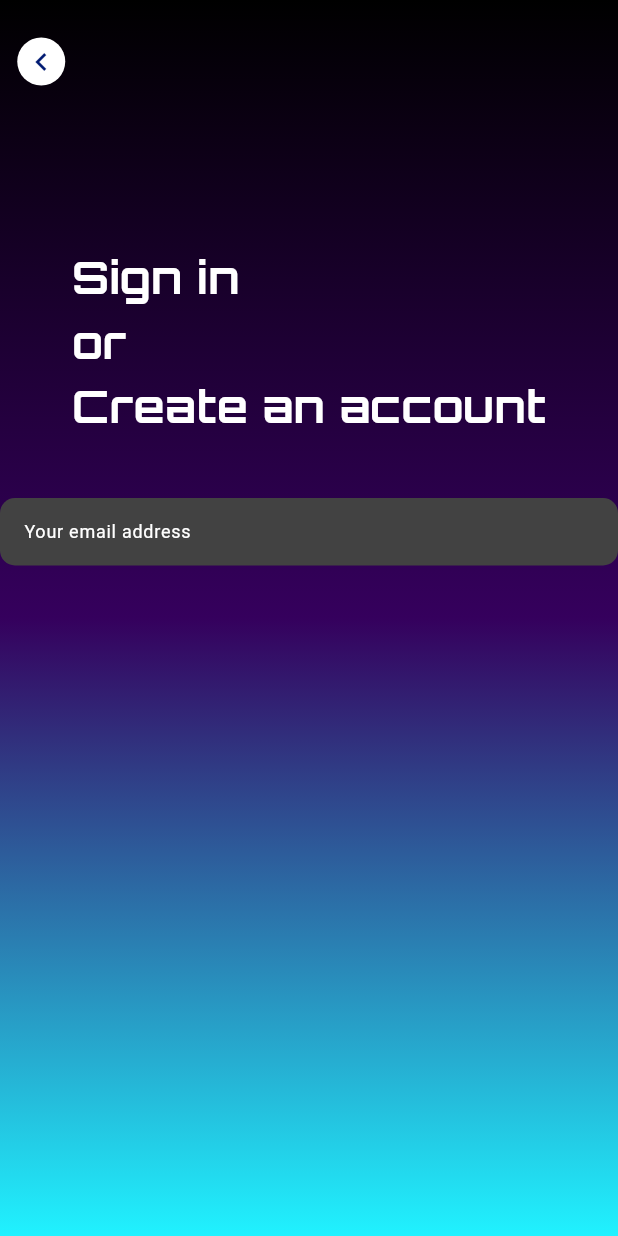
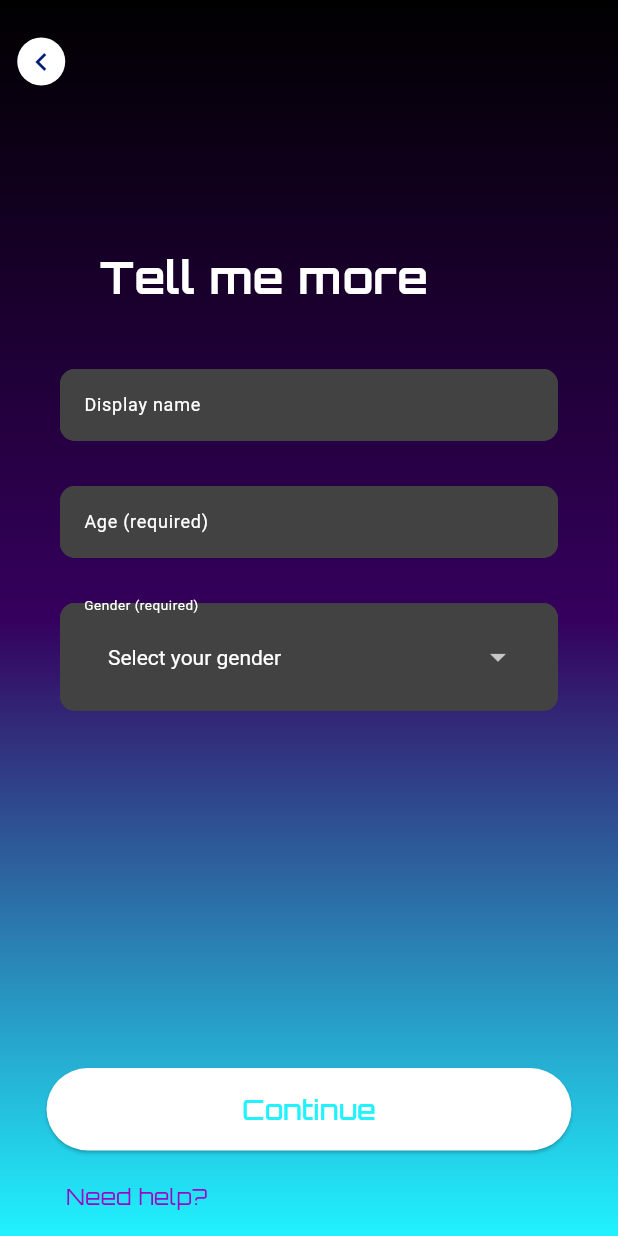
Before and after one commit to hero108abc123/SoundSpace, a Flutter app: the screen it shows after launch, on a phone screen of 412 x 824 dp. Run offline on Flutter 3.47's test engine with Material 3 defaults, Android fonts, the phone set to English and light mode, and no system bars; our stand-ins replace device_preview.

Commit message:
Refresh code

```diff
--- a/lib/core/theme/app_pallete.dart
+++ b/lib/core/theme/app_pallete.dart
@@ -7,8 +7,8 @@ class AppPallete {
   static const Color gradient3 = Color(0xff9F05C5);
   static const Color gradient4 = Color(0xff20f2ff);
   static const Color whiteColor = Colors.white;
-  static Color borderColor = Colors.grey.shade800;
-  static const Color greyColor = Colors.grey;
+  static const Color boxColor =  Color.fromRGBO(66, 66, 66, 1);
+  static const Color borderColor = Colors.grey;
   static const Color errorColor = Colors.redAccent;
   static const Color iconColor = Color(0xff001A72);
 }
--- a/lib/core/theme/theme.dart
+++ b/lib/core/theme/theme.dart
@@ -3,15 +3,20 @@ import 'package:soundspace/core/theme/app_pallete.dart';
 
 
 class AppTheme{
+  static _border([Color color = AppPallete.boxColor]) => OutlineInputBorder(
+        borderRadius: BorderRadius.circular(10),
+        borderSide: BorderSide(
+        color: color,
+        width: 3
+        ),
+      );
   static final darkThemeMode = ThemeData.dark().copyWith(
     inputDecorationTheme: InputDecorationTheme(
       isDense: true,
       filled: true,
-      fillColor: AppPallete.borderColor,
-      enabledBorder: UnderlineInputBorder(
-        borderRadius: BorderRadius.circular(10),
-        borderSide: BorderSide.none
-      )
+      fillColor: AppPallete.boxColor,
+      enabledBorder: _border(),
+      focusedBorder: _border(AppPallete.borderColor)
     ),
   );
 }
--- a/lib/features/auth/presentation/screens/email_screen.dart
+++ b/lib/features/auth/presentation/screens/email_screen.dart
@@ -14,18 +14,29 @@ class _EmailScreenState extends State<EmailScreen> {
   Widget build(BuildContext context) {
     return const Scaffold(
       body: AuthBackground(
-        child: Column(
           children: <Widget>[
             ReturnButton(),
             SizedBox(height: 106,),
             Text('''Sign in
 or
-Create an account''', style: TextStyle(color: AppPallete.whiteColor, fontFamily: 'Orbitron', fontSize: 30, fontWeight: FontWeight.w700)),
+Create an account''',
+              style: TextStyle(
+                color: AppPallete.whiteColor,
+                fontFamily: 'Orbitron',
+                fontSize: 30,
+                fontWeight: FontWeight.w700)
+            ),
             SizedBox(height: 40,),
-            AuthField(label: "Your email address"),
+            AuthTextField(label: "Your email address"),
+            SizedBox(height: 356,),
+            AuthButton(
+              buttonName: "Continue",
+              buttonColor: AppPallete.whiteColor,
+              textColor: AppPallete.gradient4
+            ),
+            AuthHelper()
           ],
         ),
-      ),
     );
   }
 }
--- a/lib/features/auth/presentation/screens/screens.dart
+++ b/lib/features/auth/presentation/screens/screens.dart
@@ -2,3 +2,4 @@ export 'login_screen.dart';
 export 'email_screen.dart';
 export 'signin_screen.dart';
 export 'signup_screen.dart';
+export 'user_profile_screen.dart';
--- /dev/null
+++ b/lib/features/auth/presentation/screens/user_profile_screen.dart
@@ -0,0 +1,58 @@
+import 'package:flutter/material.dart';
+import 'package:soundspace/core/theme/app_pallete.dart';
+import 'package:soundspace/features/auth/presentation/widgets/widgets.dart';
+
+class UserProfileScreen extends StatefulWidget {
+  const UserProfileScreen({super.key});
+
+  @override
+  State<UserProfileScreen> createState() => _UserProfileScreenState();
+}
+
+class _UserProfileScreenState extends State<UserProfileScreen> {
+  @override
+  Widget build(BuildContext context) {
+    return const Scaffold(
+      body: AuthBackground(
+          children: <Widget>[
+            ReturnButton(),
+            SizedBox(height: 106,),
+            Padding(
+              padding: EdgeInsets.only(right: 60),
+              child: Text(
+                'Tell me more',
+                style: TextStyle(
+                  color: AppPallete.whiteColor,
+                  fontFamily: 'Orbitron',
+                  fontSize: 30,
+                  fontWeight: FontWeight.w700),
+              ),
+            ),
+            SizedBox(height: 40,),
+            AuthTextField(label: 'Display name'),
+            SizedBox(height: 30,),
+            AuthTextField(label: 'Age (required)'),
+            SizedBox(height: 30,),
+            AuthDisplayField(
+              label: 'Gender (required)',
+              child: AuthSelectionBox(
+                list: [
+                  'Female',
+                  'Male',
+                  'Others',
+                  'Prefer not to say'
+                ],
+              )
+            ),
+            SizedBox(height: 238,),
+            AuthButton(
+              buttonName: "Continue",
+              buttonColor: AppPallete.whiteColor,
+              textColor: AppPallete.gradient4
+            ),
+            AuthHelper()
+          ],
+        )
+    );
+  }
+}
--- a/lib/features/auth/presentation/widgets/auth_background.dart
+++ b/lib/features/auth/presentation/widgets/auth_background.dart
@@ -1,8 +1,9 @@
 import 'package:flutter/material.dart';
+import 'package:soundspace/core/theme/app_pallete.dart';
 
 class AuthBackground extends StatelessWidget {
-  final Widget child;
-  const AuthBackground({super.key, required this.child});
+  final List<Widget> children;
+  const AuthBackground({super.key, required this.children});
 
   @override
   Widget build(BuildContext context) {
@@ -11,15 +12,17 @@ class AuthBackground extends StatelessWidget {
         decoration: const BoxDecoration(
           gradient: LinearGradient(
             colors: [
-              Color(0xff000000),
-              Color(0xff35005d),
-              Color(0xff20f2ff)
+              AppPallete.gradient1,
+              AppPallete.gradient2,
+              AppPallete.gradient4
             ],
             begin: Alignment.topCenter,
             end: Alignment.bottomCenter,
           )
         ),
-        child: child,
+        child: Column(
+          children: children,
+        ),
     );
   }
 }
--- /dev/null
+++ b/lib/features/auth/presentation/widgets/auth_display_field.dart
@@ -0,0 +1,25 @@
+import 'package:flutter/material.dart';
+import 'package:soundspace/core/theme/app_pallete.dart';
+
+class AuthDisplayField extends StatelessWidget {
+  final Widget child;
+  final String label;
+  const AuthDisplayField({super.key, required this.label, required this.child});
+
+  @override
+  Widget build(BuildContext context) {
+    return Padding(
+      padding: const EdgeInsets.symmetric(horizontal: 40),
+      child: InputDecorator(
+        decoration: InputDecoration(
+          labelText: label,
+          labelStyle: const TextStyle(
+            color: AppPallete.whiteColor,
+            fontSize: 12
+          ),
+        ),
+        child: child
+      ),
+    );
+  }
+}
--- a/lib/features/auth/presentation/widgets/auth_field.dart
+++ /dev/null
@@ -1,20 +0,0 @@
-import 'package:flutter/material.dart';
-import 'package:soundspace/core/theme/app_pallete.dart';
-
-class AuthField extends StatelessWidget {
-  final String label;
-  const AuthField({super.key, required this.label});
-
-  @override
-  Widget build(BuildContext context) {
-    return TextFormField(
-      decoration: InputDecoration(
-        labelText: label,
-        labelStyle: const TextStyle(
-          color: AppPallete.whiteColor,
-          fontSize: 12
-        ),
-      ),
-    );
-  }
-}
--- /dev/null
+++ b/lib/features/auth/presentation/widgets/auth_helper.dart
@@ -0,0 +1,15 @@
+import 'package:flutter/material.dart';
+
+class AuthHelper extends StatelessWidget {
+  const AuthHelper({
+    super.key,
+  });
+
+  @override
+  Widget build(BuildContext context) {
+    return const Padding(
+      padding: EdgeInsets.only(top: 20,right: 230),
+      child: Text('Need help?', style: TextStyle(color: Color(0xff9F05C5), fontSize: 15, fontFamily: 'Orbitron')),
+    );
+  }
+}
--- /dev/null
+++ b/lib/features/auth/presentation/widgets/auth_selection_box.dart
@@ -0,0 +1,37 @@
+import 'package:flutter/material.dart';
+import 'package:soundspace/core/theme/app_pallete.dart';
+
+class AuthSelectionBox extends StatefulWidget {
+  final List<String> list;
+  const AuthSelectionBox({super.key, required this.list});
+
+  @override
+  State<AuthSelectionBox> createState() => _AuthSelectionBoxState();
+}
+
+class _AuthSelectionBoxState extends State<AuthSelectionBox> {
+  String? currentItem;
+  @override
+  Widget build(BuildContext context) {
+    return DropdownButtonFormField<String>(
+        isExpanded: true,
+        isDense: true,
+        hint: const Text("Select your gender", style: TextStyle(color: Colors.white),),
+        value: currentItem,
+        style: const TextStyle(color: AppPallete.borderColor),
+        onChanged: (String? value) {
+          // This is called when the user selects an item.
+          setState(() {
+            currentItem = value!;
+          });
+        },
+        dropdownColor: AppPallete.boxColor,
+        items: widget.list.map<DropdownMenuItem<String>>((String value) {
+          return DropdownMenuItem<String>(
+            value: value,
+            child: Text(value),
+        );
+      }).toList(),
+    );
+  }
+}
--- /dev/null
+++ b/lib/features/auth/presentation/widgets/auth_text_field.dart
@@ -0,0 +1,23 @@
+import 'package:flutter/material.dart';
+import 'package:soundspace/core/theme/app_pallete.dart';
+
+class AuthTextField extends StatelessWidget {
+  final String label;
+  const AuthTextField({super.key, required this.label});
+
+  @override
+  Widget build(BuildContext context) {
+    return Padding(
+      padding: const EdgeInsets.symmetric(horizontal: 40),
+      child: TextFormField(
+        decoration: InputDecoration(
+          labelText: label,
+          labelStyle: const TextStyle(
+            color: AppPallete.whiteColor,
+            fontSize: 12
+          ),
+        ),
+      ),
+    );
+  }
+}
--- a/lib/features/auth/presentation/widgets/widgets.dart
+++ b/lib/features/auth/presentation/widgets/widgets.dart
@@ -1,4 +1,7 @@
-export 'auth_field.dart';
+export 'auth_text_field.dart';
 export 'auth_button.dart';
 export 'auth_background.dart';
 export 'return_button.dart';
+export 'auth_helper.dart';
+export 'auth_display_field.dart';
+export 'auth_selection_box.dart';
--- a/lib/main.dart
+++ b/lib/main.dart
@@ -22,7 +22,7 @@ class MyApp extends StatelessWidget {
       debugShowCheckedModeBanner: false,
       title: 'SoundSpace',
       theme: AppTheme.darkThemeMode,
-      home: const EmailScreen(),
+      home: const UserProfileScreen(),
     );
   }
 }
--- a/pubspec.yaml
+++ b/pubspec.yaml
@@ -35,10 +35,10 @@ dependencies:
   # The following adds the Cupertino Icons font to your application.
   # Use with the CupertinoIcons class for iOS style icons.
   cupertino_icons: ^1.0.6
-  get: ^4.6.6
   device_preview: ^1.1.0
-  dio: ^5.4.2
-  flutter_bloc: ^8.1.4
+  dio: ^5.4.2+1
+  mobx: ^2.3.3+2
+  provider: ^6.1.2
 
 dev_dependencies:
   flutter_test:
```
Also changed, not shown: lib/features/auth/presentation/screens/login_screen.dart (+8 -5 lines), lib/features/auth/presentation/screens/signin_screen.dart (+64 -0 lines), lib/features/auth/presentation/screens/signup_screen.dart (+52 -0 lines), pubspec.lock, 1 other file.
